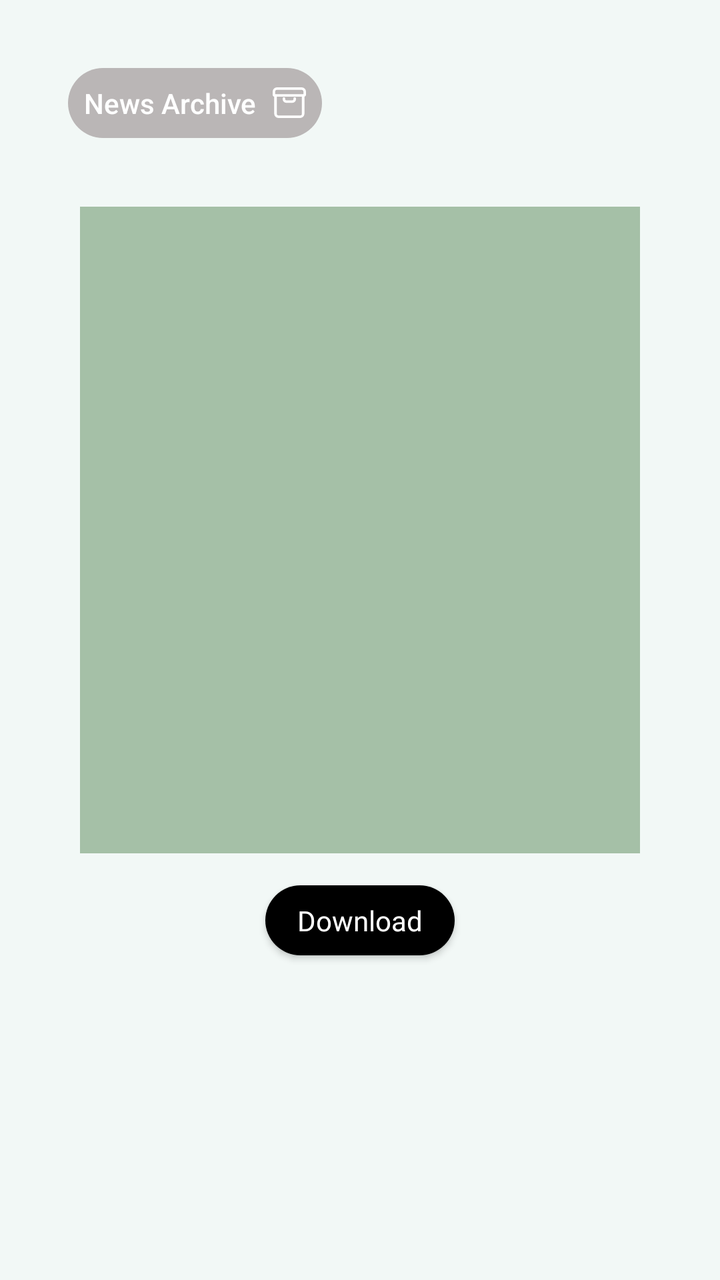
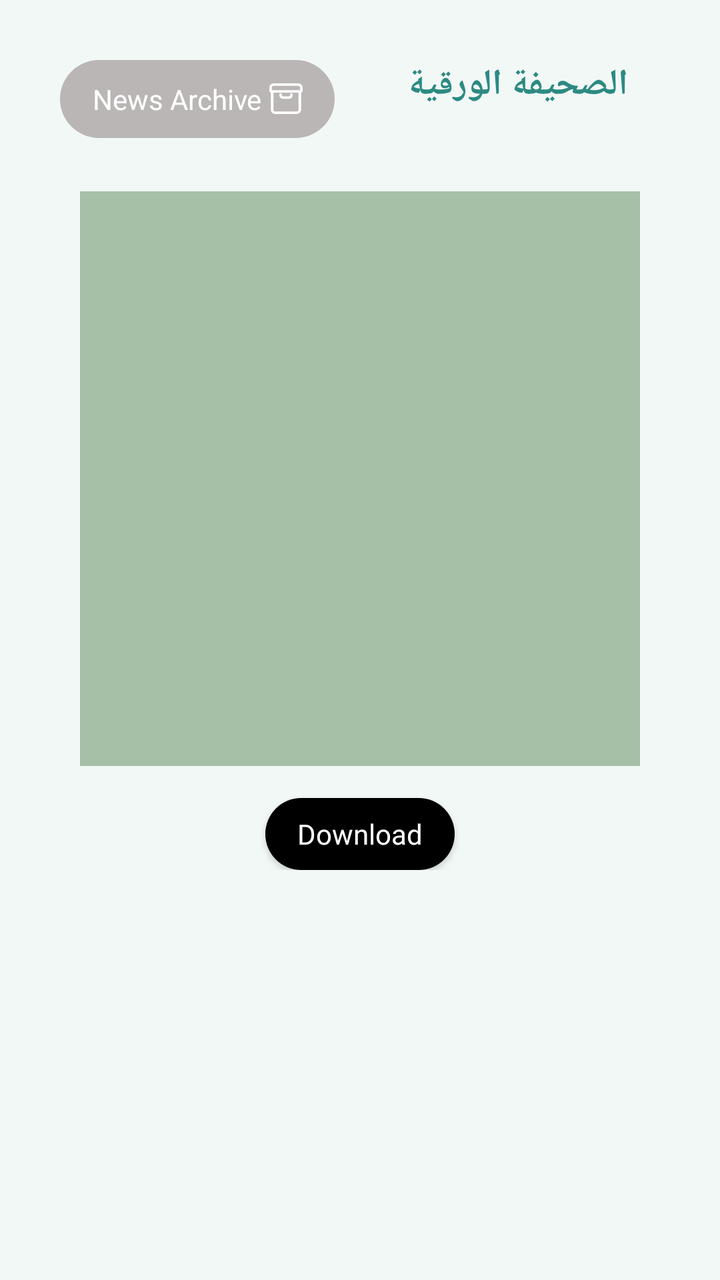

An Android layout rendered at two revisions. The XML below is the earlier revision; the diff shows what the commit changed to produce the second picture.
<!-- AndroidManifest.xml: application theme AppTheme -->
<!-- res/layout/fragment_download_news.xml -->
<?xml version="1.0" encoding="utf-8"?>
<androidx.constraintlayout.widget.ConstraintLayout
    xmlns:android="http://schemas.android.com/apk/res/android"
    xmlns:app="http://schemas.android.com/apk/res-auto"
    android:background="@color/background_color"
    android:id="@+id/container"
    android:layout_width="match_parent"
    android:padding="24dp"
    android:layout_height="match_parent">

    <RelativeLayout
        android:id="@+id/header"
        android:layout_width="match_parent"
        android:layout_height="wrap_content"
        android:gravity="center_vertical"
        android:orientation="horizontal"
        android:layoutDirection="ltr"
        app:layout_constraintEnd_toEndOf="parent"
        app:layout_constraintStart_toStartOf="parent"
        app:layout_constraintTop_toTopOf="parent"
        app:layout_constraintHeight_percent=".15"
        android:padding="10dp">

        <LinearLayout
            android:layout_width="wrap_content"
            android:layout_height="wrap_content"
            android:orientation="horizontal"
            android:paddingEnd="@dimen/activity_half_horizontal_margin"
            android:background="@drawable/unfollow_cancel_btn">
            <Button
                android:id="@+id/newsArchive"
                android:layout_width="wrap_content"
                android:layout_height="35dp"
                android:layout_gravity="center"
                android:paddingStart="@dimen/activity_half_horizontal_margin"
                android:paddingTop="0dp"
                android:background="@android:color/transparent"
                android:paddingEnd="@dimen/activity_half_horizontal_margin"
                android:paddingBottom="0dp"
                android:text="@string/news_archive_title"
                android:textAllCaps="false"
                android:textColor="@color/archive_btn_label" />
            <ImageView
                android:layout_width="wrap_content"
                android:layout_height="wrap_content"
                android:layout_gravity="center"
                android:src="@drawable/news_archive_icon"/>
        </LinearLayout>


        <LinearLayout
            android:id="@+id/linearLayout"
            android:layout_width="wrap_content"
            android:layout_height="wrap_content"
            android:layout_alignParentEnd="true"
            android:layout_gravity="end"
            android:gravity="end"
            android:orientation="vertical">

            <TextView
                android:id="@+id/title"
                android:layout_width="match_parent"
                android:layout_height="wrap_content"
                android:paddingEnd="@dimen/activity_horizontal_margin"
                android:textAlignment="textStart"
                android:textSize="18sp"
                android:textColor="@color/download_news_title"
                android:textStyle="bold"/>

            <TextView
                android:id="@+id/date"
                android:layout_width="match_parent"
                android:layout_height="wrap_content"
                android:textAlignment="textStart"
                android:paddingEnd="@dimen/activity_horizontal_margin"
                android:textColor="@color/download_news_subtitle" />


        </LinearLayout>
    </RelativeLayout>


    <RelativeLayout
        android:id="@+id/relativeLayout"
        android:layout_width="match_parent"
        android:layout_height="0dp"
        app:layout_constraintHeight_percent=".60"
        android:padding="@dimen/activity_vertical_margin"
        app:layout_constraintTop_toBottomOf="@+id/header">

        <ProgressBar
            android:id="@+id/loader"
            android:layout_width="wrap_content"
            android:layout_height="wrap_content"
            android:layout_above="@+id/centered_view"
            android:layout_centerInParent="true" />

        <View
            android:id="@+id/centered_view"
            android:layout_width="0dp"
            android:layout_height="0dp"
            android:layout_centerInParent="true" />

        <LinearLayout
            android:id="@+id/pdf_container"
            android:layout_width="match_parent"
            android:layout_height="match_parent"
            android:orientation="vertical">

            <ImageView
                android:id="@+id/image"
                android:layout_width="match_parent"
                android:layout_height="match_parent"
                android:background="@color/colorAccent"
                android:scaleType="matrix" />
        </LinearLayout>
    </RelativeLayout>

    <Button
        app:layout_constraintHeight_percent=".15"
        android:id="@+id/download_btn"
        android:layout_width="wrap_content"
        android:layout_height="35dp"
        android:layout_gravity="center"
        android:background="@drawable/download_news_btn"
        android:paddingStart="@dimen/activity_horizontal_margin"
        android:paddingTop="0dp"
        android:paddingEnd="@dimen/activity_horizontal_margin"
        android:paddingBottom="0dp"
        android:fontFamily="@font/bold"
        android:text="@string/download"
        android:textAllCaps="false"
        android:textColor="@color/download_news_label"
        app:layout_constraintEnd_toEndOf="parent"
        app:layout_constraintStart_toStartOf="parent"
        app:layout_constraintTop_toBottomOf="@+id/relativeLayout" />
</androidx.constraintlayout.widget.ConstraintLayout>
<!-- resources referenced by this layout -->
<resources>
  <color name="archive_btn_label">#FFFFFF</color>
  <color name="background_color">#F2F8F6</color>
  <color name="colorAccent">#A5C0A7</color>
  <color name="download_news_label">#FFFFFF</color>
  <color name="download_news_subtitle">#555555</color>
  <color name="download_news_title">#2C8A82</color>
  <dimen name="activity_half_horizontal_margin">8dp</dimen>
  <dimen name="activity_horizontal_margin">16dp</dimen>
  <dimen name="activity_vertical_margin">16dp</dimen>
  <!-- drawable download_news_btn (drawable) -->
  <?xml version="1.0" encoding="utf-8"?>
  <shape xmlns:android="http://schemas.android.com/apk/res/android"
      android:shape="rectangle">
      <solid android:color="#000" />
      <corners
          android:bottomLeftRadius="25dp"
          android:bottomRightRadius="25dp"
          android:topLeftRadius="25dp"
          android:topRightRadius="25dp" />
  </shape>
  <!-- drawable news_archive_icon (drawable) -->
  <vector android:autoMirrored="true" android:height="15.358dp"
      android:viewportHeight="15.358" android:viewportWidth="16.501"
      android:width="16.501dp" xmlns:android="http://schemas.android.com/apk/res/android">
      <path android:fillColor="#fff"
          android:pathData="M14.346,0.25L2.152,0.25a1.9,1.9 0,0 0,-1.9 1.9L0.252,3.682a0.762,0.762 0,0 0,0.762 0.762v8.762a1.9,1.9 0,0 0,1.9 1.9h10.667a1.9,1.9 0,0 0,1.9 -1.9L15.481,4.441A0.762,0.762 0,0 0,16.252 3.682L16.252,2.155a1.9,1.9 0,0 0,-1.9 -1.9ZM14.727,13.203h0a1.143,1.143 0,0 1,-1.143 1.143L2.917,14.346a1.143,1.143 0,0 1,-1.143 -1.143L1.774,4.441h12.953ZM1.012,3.682L1.012,2.155A1.143,1.143 0,0 1,2.152 1.012h12.191a1.143,1.143 0,0 1,1.143 1.143L15.486,3.682Z"
          android:strokeColor="#fff" android:strokeWidth="0.5"/>
      <path android:fillColor="#fff"
          android:pathData="M6.726,7.488h3.048a1.524,1.524 0,0 0,1.524 -1.524v-0.381a0.381,0.381 0,1 0,-0.762 0v0.381a0.762,0.762 0,0 1,-0.762 0.762L6.726,6.726a0.762,0.762 0,0 1,-0.762 -0.762v-0.381a0.381,0.381 0,1 0,-0.762 0v0.381a1.524,1.524 0,0 0,1.524 1.524Z"
          android:strokeColor="#fff" android:strokeWidth="0.5"/>
  </vector>
  <!-- drawable unfollow_cancel_btn (drawable) -->
  <?xml version="1.0" encoding="utf-8"?>
  <shape xmlns:android="http://schemas.android.com/apk/res/android"
      android:shape="rectangle">
      <solid android:color="#bab6b6" />
      <corners
          android:bottomLeftRadius="25dp"
          android:bottomRightRadius="25dp"
          android:topLeftRadius="25dp"
          android:topRightRadius="25dp" />
  </shape>
  <string name="download">Download</string>
  <string name="news_archive_title">News Archive</string>
  <style name="AppTheme" parent="Theme.AppCompat.DayNight.NoActionBar">
          
          <item name="android:textColor">#000000</item>
  
          
          <item name="android:statusBarColor">@color/app_bg</item>
          
          <item name="android:windowLightStatusBar">false</item>
          
          <item name="android:windowBackground">@color/app_bg</item>
          <item name="android:homeAsUpIndicator">@drawable/ic_back</item>
      </style>
  <color name="app_bg">#424242</color>
  <!-- drawable ic_back (drawable) -->
  <vector android:autoMirrored="false" android:height="9.015dp"
      android:viewportHeight="9.015" android:viewportWidth="12.686"
      android:width="12.686dp" xmlns:android="http://schemas.android.com/apk/res/android">
  
      <path android:fillColor="#000" android:fillType="evenOdd"  android:pathData="M7.847,0.737l3.313,3.313L0.436,4.05A0.469,0.469 0,0 0,-0.005 4.486a0.437,0.437 0,0 0,0.436 0.436L11.16,4.922L7.847,8.278a0.432,0.432 0,0 0,0.61 0.61l4.1,-4.1a0.372,0.372 0,0 0,0 -0.567l-4.1,-4.1a0.432,0.432 0,0 0,-0.61 0.61Z"/>
  
  
  </vector>
</resources>

<!-- the commit's change to res/layout/fragment_download_news.xml (unified diff, before → after) -->
@@ -18,32 +18,35 @@
         app:layout_constraintEnd_toEndOf="parent"
         app:layout_constraintStart_toStartOf="parent"
         app:layout_constraintTop_toTopOf="parent"
-        app:layout_constraintHeight_percent=".15"
-        android:padding="10dp">
+        app:layout_constraintHeight_percent=".10"
+        android:padding="6dp">
 
         <LinearLayout
+            android:id="@+id/newsArchiveBtn"
             android:layout_width="wrap_content"
             android:layout_height="wrap_content"
             android:orientation="horizontal"
-            android:paddingEnd="@dimen/activity_half_horizontal_margin"
+            android:paddingHorizontal="@dimen/activity_horizontal_margin"
+            android:paddingVertical="2dp"
+            android:gravity="center"
             android:background="@drawable/unfollow_cancel_btn">
-            <Button
+            <TextView
                 android:id="@+id/newsArchive"
                 android:layout_width="wrap_content"
                 android:layout_height="35dp"
-                android:layout_gravity="center"
-                android:paddingStart="@dimen/activity_half_horizontal_margin"
+                android:gravity="center"
                 android:paddingTop="0dp"
                 android:background="@android:color/transparent"
-                android:paddingEnd="@dimen/activity_half_horizontal_margin"
                 android:paddingBottom="0dp"
                 android:text="@string/news_archive_title"
+                android:textAlignment="center"
                 android:textAllCaps="false"
                 android:textColor="@color/archive_btn_label" />
             <ImageView
                 android:layout_width="wrap_content"
                 android:layout_height="wrap_content"
                 android:layout_gravity="center"
+                android:layout_marginStart="@dimen/activity_quarter_horizontal_margin"
                 android:src="@drawable/news_archive_icon"/>
         </LinearLayout>
 
@@ -64,6 +67,7 @@
                 android:paddingEnd="@dimen/activity_horizontal_margin"
                 android:textAlignment="textStart"
                 android:textSize="18sp"
+                android:text="@string/download_news_issue_title"
                 android:textColor="@color/download_news_title"
                 android:textStyle="bold"/>
 
@@ -79,59 +83,62 @@
         </LinearLayout>
     </RelativeLayout>
 
-
-    <RelativeLayout
-        android:id="@+id/relativeLayout"
+    <LinearLayout
+        app:layout_constraintTop_toBottomOf="@+id/header"
+        app:layout_constraintHeight_percent=".60"
+        android:orientation="vertical"
         android:layout_width="match_parent"
         android:layout_height="0dp"
-        app:layout_constraintHeight_percent=".60"
-        android:padding="@dimen/activity_vertical_margin"
-        app:layout_constraintTop_toBottomOf="@+id/header">
+        android:weightSum="1">
+        <RelativeLayout
+            android:id="@+id/relativeLayout"
+            android:layout_width="match_parent"
+            android:layout_height="wrap_content"
+            android:layout_weight=".75"
+            android:padding="@dimen/activity_vertical_margin">
 
-        <ProgressBar
-            android:id="@+id/loader"
-            android:layout_width="wrap_content"
-            android:layout_height="wrap_content"
-            android:layout_above="@+id/centered_view"
-            android:layout_centerInParent="true" />
+            <ProgressBar
+                android:id="@+id/loader"
+                android:layout_width="wrap_content"
+                android:layout_height="wrap_content"
+                android:layout_above="@+id/centered_view"
+                android:layout_centerInParent="true" />
 
-        <View
-            android:id="@+id/centered_view"
-            android:layout_width="0dp"
-            android:layout_height="0dp"
-            android:layout_centerInParent="true" />
+            <View
+                android:id="@+id/centered_view"
+                android:layout_width="0dp"
+                android:layout_height="0dp"
+                android:layout_centerInParent="true" />
 
-        <LinearLayout
-            android:id="@+id/pdf_container"
-            android:layout_width="match_parent"
-            android:layout_height="match_parent"
-            android:orientation="vertical">
-
-            <ImageView
-                android:id="@+id/image"
+            <LinearLayout
+                android:id="@+id/pdf_container"
                 android:layout_width="match_parent"
                 android:layout_height="match_parent"
-                android:background="@color/colorAccent"
-                android:scaleType="matrix" />
-        </LinearLayout>
-    </RelativeLayout>
+                android:orientation="vertical">
 
-    <Button
-        app:layout_constraintHeight_percent=".15"
-        android:id="@+id/download_btn"
-        android:layout_width="wrap_content"
-        android:layout_height="35dp"
-        android:layout_gravity="center"
-        android:background="@drawable/download_news_btn"
-        android:paddingStart="@dimen/activity_horizontal_margin"
-        android:paddingTop="0dp"
-        android:paddingEnd="@dimen/activity_horizontal_margin"
-        android:paddingBottom="0dp"
-        android:fontFamily="@font/bold"
-        android:text="@string/download"
-        android:textAllCaps="false"
-        android:textColor="@color/download_news_label"
-        app:layout_constraintEnd_toEndOf="parent"
-        app:layout_constraintStart_toStartOf="parent"
-        app:layout_constraintTop_toBottomOf="@+id/relativeLayout" />
+                <ImageView
+                    android:id="@+id/image"
+                    android:layout_width="match_parent"
+                    android:layout_height="match_parent"
+                    android:background="@color/colorAccent"
+                    android:scaleType="fitXY" />
+            </LinearLayout>
+        </RelativeLayout>
+        <Button
+            android:layout_weight=".25"
+            android:id="@+id/download_btn"
+            android:layout_width="wrap_content"
+            android:layout_height="48dp"
+            android:layout_gravity="center"
+            android:background="@drawable/download_news_btn"
+            android:paddingStart="@dimen/activity_horizontal_margin"
+            android:paddingTop="0dp"
+            android:paddingEnd="@dimen/activity_horizontal_margin"
+            android:paddingBottom="0dp"
+            android:fontFamily="@font/bold"
+            android:text="@string/download"
+            android:textAllCaps="false"
+            android:textColor="@color/download_news_label"/>
+    </LinearLayout>
+
 </androidx.constraintlayout.widget.ConstraintLayout>
<!-- resource entries referenced after the edit -->
@@ -6,8 +6,8 @@
   <color name="download_news_label">#FFFFFF</color>
   <color name="download_news_subtitle">#555555</color>
   <color name="download_news_title">#2C8A82</color>
-  <dimen name="activity_half_horizontal_margin">8dp</dimen>
   <dimen name="activity_horizontal_margin">16dp</dimen>
+  <dimen name="activity_quarter_horizontal_margin">4dp</dimen>
   <dimen name="activity_vertical_margin">16dp</dimen>
   <!-- drawable download_news_btn (drawable) -->
   <?xml version="1.0" encoding="utf-8"?>
@@ -43,6 +43,7 @@
           android:topRightRadius="25dp" />
   </shape>
   <string name="download">Download</string>
+  <string name="download_news_issue_title">الصحيفة الورقية</string>
   <string name="news_archive_title">News Archive</string>
   <style name="AppTheme" parent="Theme.AppCompat.DayNight.NoActionBar">
           
